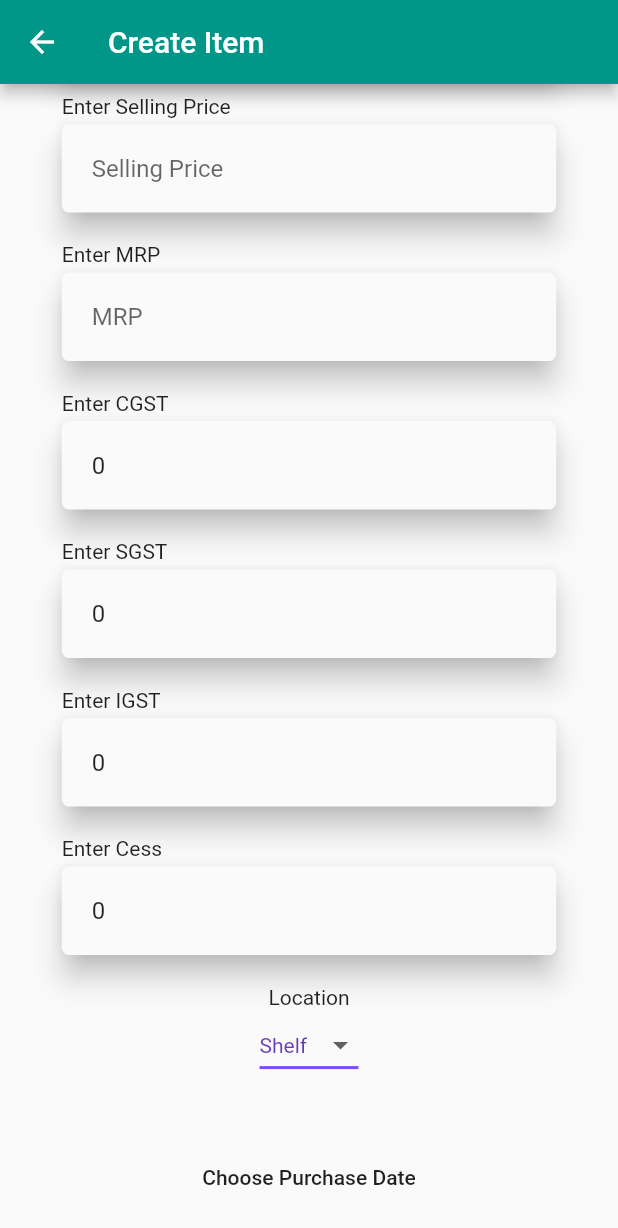
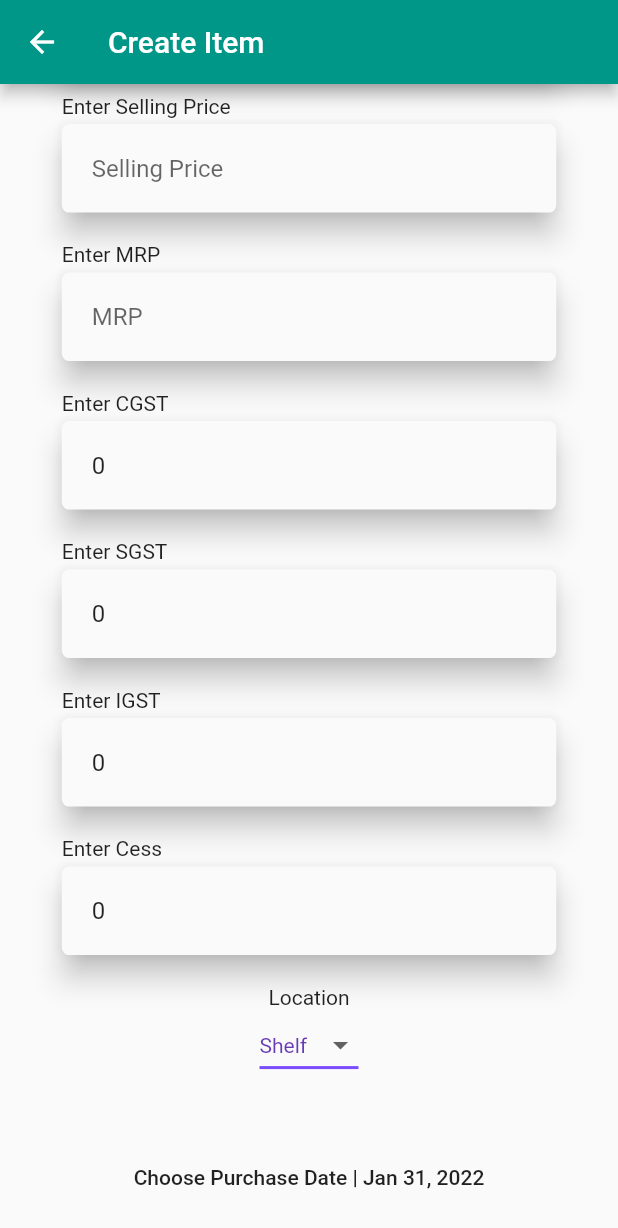
Before and after one commit to ErR0rpj/Erp_App_Version, a Flutter app: the AddEditItem screen opened directly, scrolled down 1152 dp, on a phone screen of 412 x 824 dp. Shown: the top 1228 px of the screen. Run offline on Flutter 3.47's test engine with Material 2 defaults, Android fonts, the phone set to English and light mode, and no system bars; our stand-ins replace bloc, dio, equatable, expandable, flutter_bloc, flutter_secure_storage and 1 more; missing offline and left inert: flutter_barcode_scanner, flutter_secure_storage_web; accounts and stored records are empty; statements that could not run were skipped.

Commit message:
hsn and print date

```diff
--- a/lib/presentation/layouts/AddEditItem.dart
+++ b/lib/presentation/layouts/AddEditItem.dart
@@ -8,6 +8,7 @@ import 'package:inventory_app/repos/repos.dart';
 import 'package:inventory_app/models/models.dart';
 import 'package:flutter_barcode_scanner/flutter_barcode_scanner.dart';
 import 'package:flutter/services.dart';
+import 'package:intl/intl.dart';
 
 class AddEditItem extends StatefulWidget {
   @override
@@ -147,6 +148,7 @@ class _AddEditItemState extends State<AddEditItem> {
         barcode: _barcodeController.text,
         date: _date.toString(),
         expiry: _expiry.toString(),
+        hSNCode: _hsnController.text,
         location: _location,
         sellingPrice: double.parse(_sellPriceController.text),
         cess: double.parse(_cessController.text));
@@ -365,7 +367,9 @@ class _AddEditItemState extends State<AddEditItem> {
               !_isEdit ? const SizedBox(height: MEDIUM_PAD) : Container(),
               !_isEdit
                   ? MaterialButton(
-                      child: Text('Choose Purchase Date'),
+                      elevation: 5,
+                      child: Text(
+                          'Choose Purchase Date | ${DateFormat.yMMMd().format(_date)}'),
                       onPressed: () {
                         showDatePicker(
                           context: context,
@@ -385,7 +389,8 @@ class _AddEditItemState extends State<AddEditItem> {
               !_isEdit ? const SizedBox(height: MEDIUM_PAD) : Container(),
               !_isEdit
                   ? MaterialButton(
-                      child: const Text('Choose Expiry Date'),
+                      child: Text(
+                          'Choose Expiry Date | ${DateFormat.yMMMd().format(_expiry)}'),
                       onPressed: () {
                         showDatePicker(
                           context: context,
--- a/pubspec.yaml
+++ b/pubspec.yaml
@@ -41,6 +41,7 @@ dependencies:
   meta: ^1.7.0
   flutter_svg: ^1.0.1
   expandable: ^5.0.1
+  intl: ^0.17.0
 
 dev_dependencies:
   flutter_test:
```
Also changed, not shown: lib/presentation/layouts/AddEditBatch.dart (+7 -3 lines), pubspec.lock, 2 other files.
